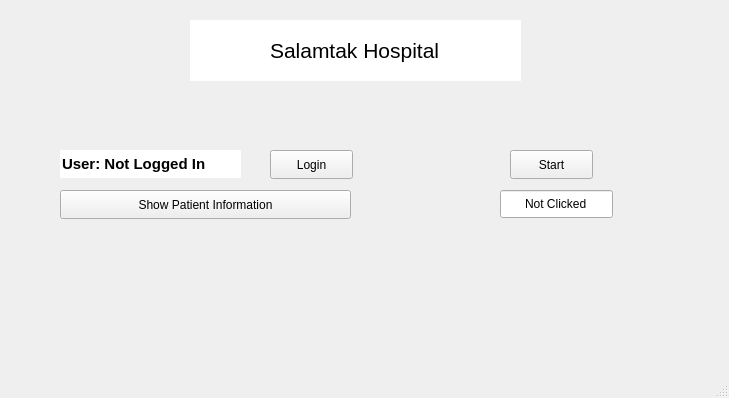
First picture: the form in mainwindow.ui, repository KirolousFouty/Hospital_Project, before the edit.
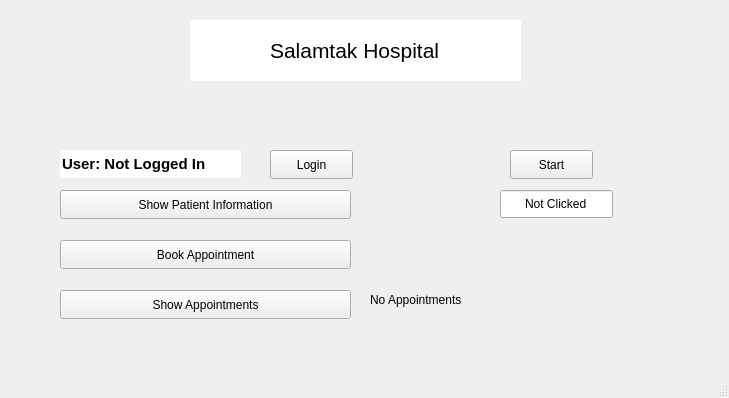
Second picture: the form after the edit.

What changed in the file:
```diff
--- a/mainwindow.ui
+++ b/mainwindow.ui
@@ -128,6 +128,45 @@
      <bool>true</bool>
     </property>
    </widget>
+   <widget class="QPushButton" name="bookAppointmentButton">
+    <property name="geometry">
+     <rect>
+      <x>60</x>
+      <y>240</y>
+      <width>291</width>
+      <height>29</height>
+     </rect>
+    </property>
+    <property name="text">
+     <string>Book Appointment</string>
+    </property>
+   </widget>
+   <widget class="QPushButton" name="showAppointmentsButton">
+    <property name="geometry">
+     <rect>
+      <x>60</x>
+      <y>290</y>
+      <width>291</width>
+      <height>29</height>
+     </rect>
+    </property>
+    <property name="text">
+     <string>Show Appointments</string>
+    </property>
+   </widget>
+   <widget class="QLabel" name="appointmentsTitle">
+    <property name="geometry">
+     <rect>
+      <x>370</x>
+      <y>290</y>
+      <width>161</width>
+      <height>20</height>
+     </rect>
+    </property>
+    <property name="text">
+     <string>No Appointments</string>
+    </property>
+   </widget>
   </widget>
   <widget class="QMenuBar" name="menubar">
    <property name="geometry">
```
